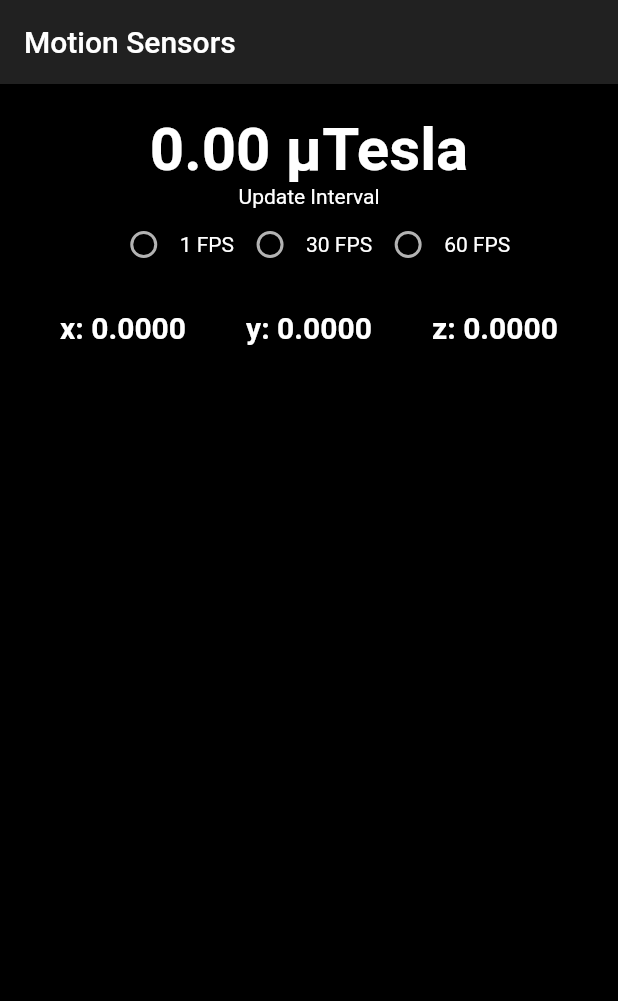
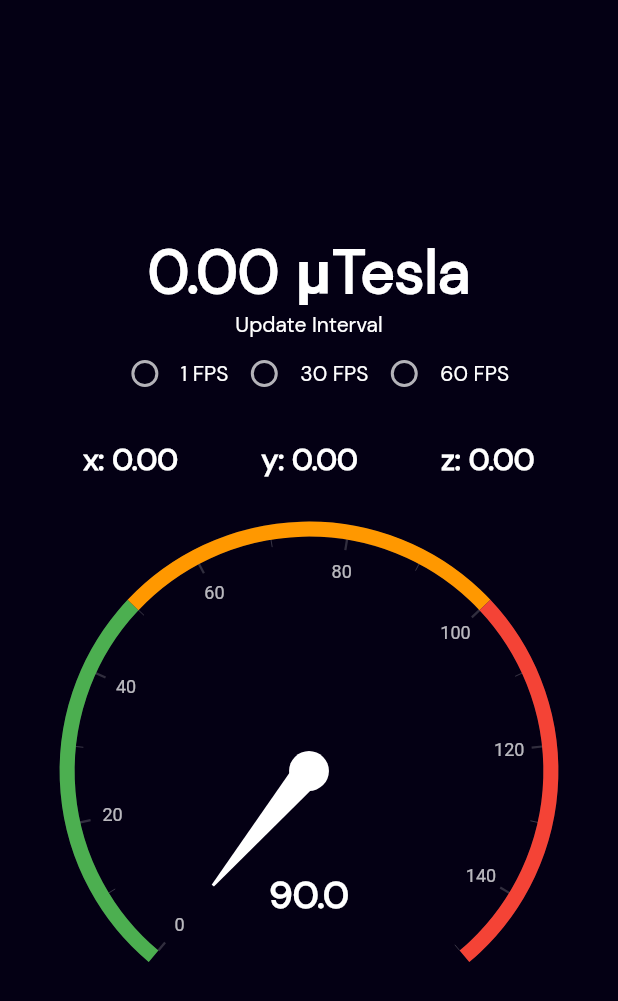
Before and after one commit to Pasckathon-3-0/smartMF, a Flutter app: the screen it shows after launch, on a phone screen of 412 x 824 dp. Shown: the top 1001 px of the screen. Run offline on Flutter 3.47's test engine with Material 2 defaults, Android fonts, the phone set to English and light mode, and no system bars; drawn by our look-alikes of syncfusion_flutter_gauges; missing offline and left inert: motion_sensors.

Commit message:
UI updated

```diff
--- /dev/null
+++ b/lib/home.dart
@@ -0,0 +1,126 @@
+import 'dart:math';
+
+import 'package:emf_app/utils/colors.dart';
+import 'package:emf_app/widgets/textWidget.dart';
+import 'package:flutter/material.dart';
+import 'package:motion_sensors/motion_sensors.dart';
+import 'package:syncfusion_flutter_gauges/gauges.dart';
+import 'package:vector_math/vector_math_64.dart';
+
+class Home extends StatefulWidget {
+  const Home({Key? key}) : super(key: key);
+
+  @override
+  _HomeState createState() => _HomeState();
+}
+
+class _HomeState extends State<Home> {
+  Vector3 _magnetometer = Vector3.zero();
+  Vector3 _accelerometer = Vector3.zero();
+  Vector3 _absoluteOrientation2 = Vector3.zero();
+  int? _groupValue = 0;
+
+  // @override
+  // void initState() {
+  //   super.initState();
+  //   motionSensors.magnetometer.listen((MagnetometerEvent event) {
+  //     // print(event);
+  //     setState(() {
+  //       _magnetometer.setValues(event.x, event.y, event.z);
+  //       var matrix =
+  //           motionSensors.getRotationMatrix(_accelerometer, _magnetometer);
+  //       _absoluteOrientation2.setFrom(motionSensors.getOrientation(matrix));
+  //     });
+  //   });
+  // }
+
+  void setUpdateInterval(int? groupValue, int interval) {
+    motionSensors.magnetometerUpdateInterval = interval;
+
+    setState(() {
+      _groupValue = groupValue;
+    });
+  }
+
+  @override
+  Widget build(BuildContext context) {
+    return Scaffold(
+      backgroundColor: AppColors.primaryColor,
+      body: Center(
+        child: Column(
+          crossAxisAlignment: CrossAxisAlignment.center,
+          mainAxisAlignment: MainAxisAlignment.center,
+          children: <Widget>[
+            SizedBox(height: 20),
+            Text(
+              sqrt((pow(_magnetometer.x, 2)) +
+                          (pow(_magnetometer.y, 2)) +
+                          (pow(_magnetometer.z, 2)))
+                      .toStringAsFixed(2) +
+                  ' μTesla',
+              style: TextStyle(fontSize: 40, fontWeight: FontWeight.bold),
+            ),
+            Text('Update Interval'),
+            Row(
+              mainAxisAlignment: MainAxisAlignment.center,
+              children: [
+                Radio(
+                  value: 1,
+                  groupValue: _groupValue,
+                  onChanged: (dynamic value) => setUpdateInterval(
+                      value, Duration.microsecondsPerSecond ~/ 1),
+                ),
+                Text("1 FPS"),
+                Radio(
+                  value: 2,
+                  groupValue: _groupValue,
+                  onChanged: (dynamic value) => setUpdateInterval(
+                      value, Duration.microsecondsPerSecond ~/ 30),
+                ),
+                Text("30 FPS"),
+                Radio(
+                  value: 3,
+                  groupValue: _groupValue,
+                  onChanged: (dynamic value) => setUpdateInterval(
+                      value, Duration.microsecondsPerSecond ~/ 60),
+                ),
+                Text("60 FPS"),
+              ],
+            ),
+            SizedBox(height: 20),
+            Row(
+              mainAxisAlignment: MainAxisAlignment.spaceEvenly,
+              children: <Widget>[
+                textWidget('x: ${_magnetometer.x.toStringAsFixed(2)}'),
+                textWidget('y: ${_magnetometer.y.toStringAsFixed(2)}'),
+                textWidget('z: ${_magnetometer.z.toStringAsFixed(2)}'),
+              ],
+            ),
+            SizedBox(height: 20),
+            SfRadialGauge(axes: <RadialAxis>[
+              RadialAxis(minimum: 0, maximum: 150, ranges: <GaugeRange>[
+                GaugeRange(startValue: 0, endValue: 50, color: AppColors.green),
+                GaugeRange(
+                    startValue: 50, endValue: 100, color: AppColors.orange),
+                GaugeRange(startValue: 100, endValue: 150, color: AppColors.red)
+              ], pointers: <GaugePointer>[
+                NeedlePointer(
+                    value: sqrt((pow(_magnetometer.x, 2)) +
+                        (pow(_magnetometer.y, 2)) +
+                        (pow(_magnetometer.z, 2))))
+              ], annotations: <GaugeAnnotation>[
+                GaugeAnnotation(
+                    widget: Container(
+                        child: Text('90.0',
+                            style: TextStyle(
+                                fontSize: 25, fontWeight: FontWeight.bold))),
+                    angle: 90,
+                    positionFactor: 0.5)
+              ])
+            ])
+          ],
+        ),
+      ),
+    );
+  }
+}
--- a/lib/main.dart
+++ b/lib/main.dart
@@ -1,8 +1,5 @@
-import 'dart:math';
-
+import 'package:emf_app/home.dart';
 import 'package:flutter/material.dart';
-import 'package:motion_sensors/motion_sensors.dart';
-import 'package:vector_math/vector_math_64.dart';
 
 void main() {
   runApp(new MyApp());
@@ -15,113 +12,8 @@ class MyApp extends StatelessWidget {
   Widget build(BuildContext context) {
     return MaterialApp(
       debugShowCheckedModeBanner: false,
-      theme: ThemeData(brightness: Brightness.dark),
+      theme: ThemeData(brightness: Brightness.dark, fontFamily: 'DMSans'),
       home: Home(),
     );
   }
 }
-
-class Home extends StatefulWidget {
-  const Home({Key? key}) : super(key: key);
-
-  @override
-  _HomeState createState() => _HomeState();
-}
-
-class _HomeState extends State<Home> {
-  Vector3 _magnetometer = Vector3.zero();
-  Vector3 _accelerometer = Vector3.zero();
-  Vector3 _absoluteOrientation2 = Vector3.zero();
-  int? _groupValue = 0;
-
-  @override
-  void initState() {
-    super.initState();
-    motionSensors.magnetometer.listen((MagnetometerEvent event) {
-      // print(event);
-      setState(() {
-        _magnetometer.setValues(event.x, event.y, event.z);
-        var matrix =
-            motionSensors.getRotationMatrix(_accelerometer, _magnetometer);
-        _absoluteOrientation2.setFrom(motionSensors.getOrientation(matrix));
-      });
-    });
-  }
-
-  void setUpdateInterval(int? groupValue, int interval) {
-    motionSensors.magnetometerUpdateInterval = interval;
-
-    setState(() {
-      _groupValue = groupValue;
-    });
-  }
-
-  @override
-  Widget build(BuildContext context) {
-    return Scaffold(
-      backgroundColor: Color(0xff000000),
-      appBar: AppBar(
-        title: const Text('Motion Sensors'),
-      ),
-      body: SingleChildScrollView(
-        child: Column(
-          mainAxisAlignment: MainAxisAlignment.center,
-          children: <Widget>[
-            SizedBox(height: 20),
-            Text(
-              sqrt((pow(_magnetometer.x, 2)) +
-                          (pow(_magnetometer.y, 2)) +
-                          (pow(_magnetometer.z, 2)))
-                      .toStringAsFixed(2) +
-                  ' μTesla',
-              style: TextStyle(fontSize: 40, fontWeight: FontWeight.bold),
-            ),
-            Text('Update Interval'),
-            Row(
-              mainAxisAlignment: MainAxisAlignment.center,
-              children: [
-                Radio(
-                  value: 1,
-                  groupValue: _groupValue,
-                  onChanged: (dynamic value) => setUpdateInterval(
-                      value, Duration.microsecondsPerSecond ~/ 1),
-                ),
-                Text("1 FPS"),
-                Radio(
-                  value: 2,
-                  groupValue: _groupValue,
-                  onChanged: (dynamic value) => setUpdateInterval(
-                      value, Duration.microsecondsPerSecond ~/ 30),
-                ),
-                Text("30 FPS"),
-                Radio(
-                  value: 3,
-                  groupValue: _groupValue,
-                  onChanged: (dynamic value) => setUpdateInterval(
-                      value, Duration.microsecondsPerSecond ~/ 60),
-                ),
-                Text("60 FPS"),
-              ],
-            ),
-            SizedBox(height: 20),
-            Row(
-              mainAxisAlignment: MainAxisAlignment.spaceEvenly,
-              children: <Widget>[
-                textWidget('x: ${_magnetometer.x.toStringAsFixed(4)}'),
-                textWidget('y: ${_magnetometer.y.toStringAsFixed(4)}'),
-                textWidget('z: ${_magnetometer.z.toStringAsFixed(4)}'),
-              ],
-            ),
-          ],
-        ),
-      ),
-    );
-  }
-
-  Widget textWidget(String text) {
-    return Text(
-      text,
-      style: TextStyle(fontSize: 20, fontWeight: FontWeight.bold),
-    );
-  }
-}
--- /dev/null
+++ b/lib/utils/colors.dart
@@ -0,0 +1,9 @@
+import 'package:flutter/material.dart';
+
+class AppColors {
+  static Color primaryColor = Color(0xff040014);
+  static Color red = Colors.red;
+  static Color green = Colors.green;
+  static Color orange = Colors.orange;
+  static Color deepPurple = Colors.deepPurple;
+}
--- /dev/null
+++ b/lib/widgets/textWidget.dart
@@ -0,0 +1,8 @@
+import 'package:flutter/material.dart';
+
+Widget textWidget(String text) {
+  return Text(
+    text,
+    style: TextStyle(fontSize: 20, fontWeight: FontWeight.bold),
+  );
+}
```
Also changed, not shown: pubspec.yaml (+6 -5 lines), assets/DMSans-Bold.ttf (added), assets/DMSans-Regular.ttf (added), pubspec.lock.
